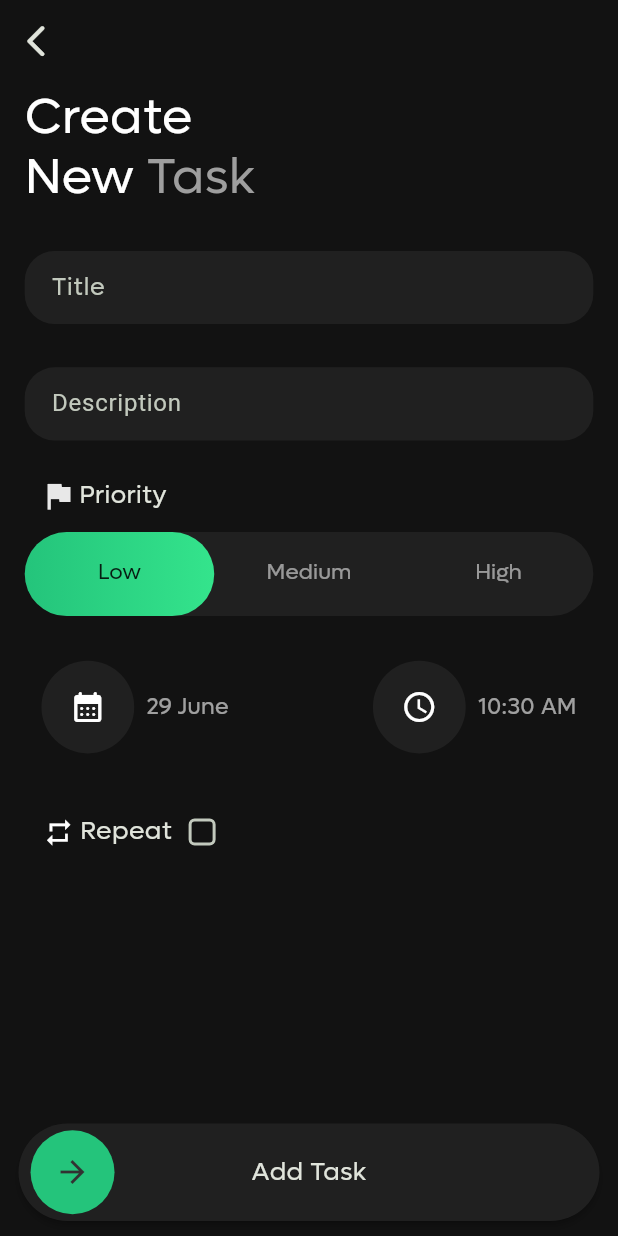
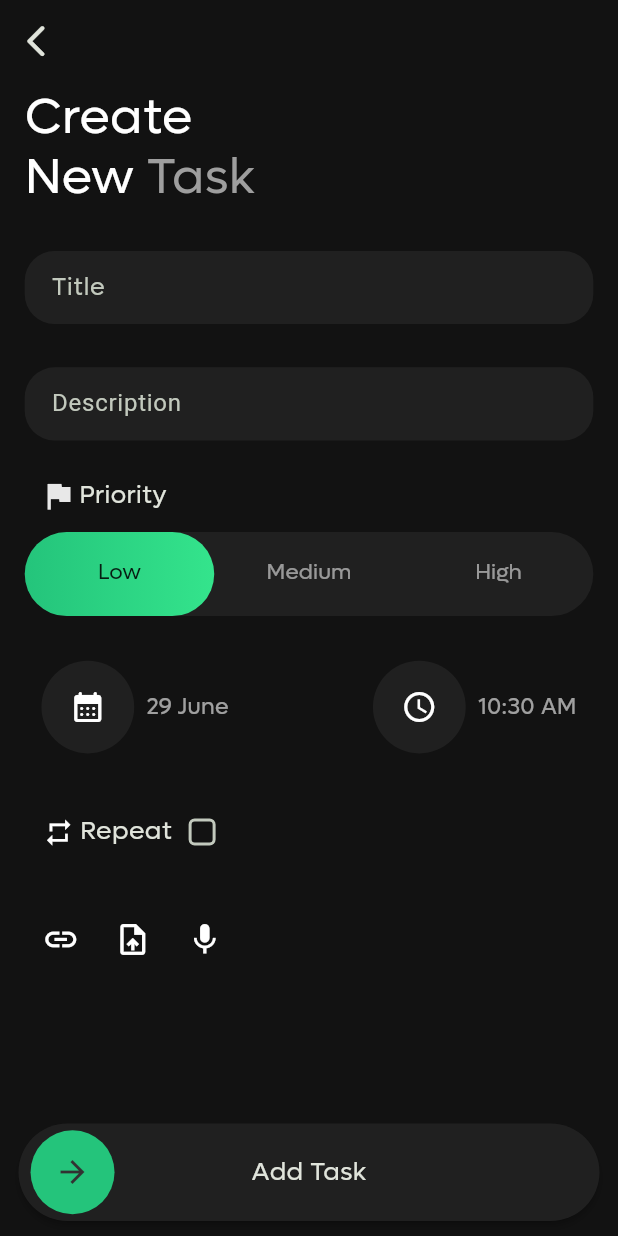
Before and after one commit to ZaynMeledath/turningpoint_tms, a Flutter app: the AssignTaskScreen screen opened directly, on a phone screen of 412 x 824 dp. Run offline on Flutter 3.47's test engine with Material 3 defaults, Android fonts, the phone set to English and light mode, and no system bars; drawn by our look-alikes of slide_to_act; our stand-ins replace gap, get, google_fonts.

Commit message:
Animations added to weekly and monthly selection segments , attachment section added

```diff
--- a/lib/view/task_management/assign_task/assign_task_screen.dart
+++ b/lib/view/task_management/assign_task/assign_task_screen.dart
@@ -1,5 +1,3 @@
-import 'dart:developer';
-
 import 'package:flutter/material.dart';
 import 'package:gap/gap.dart';
 import 'package:get/get.dart';
@@ -18,6 +16,7 @@ part 'segments/date_and_time_segment.dart';
 part 'segments/repeat_frequency_section.dart';
 part 'segments/weekly_frequency_segment.dart';
 part 'segments/monthly_frequency_segment.dart';
+part 'segments/attatchment_segment.dart';
 part 'segments/swipe_to_add.dart';
 
 class AssignTaskScreen extends StatefulWidget {
@@ -108,7 +107,9 @@ class _AssignTaskScreenState extends State<AssignTaskScreen>
                 repeatFrequencySection(
                   tasksController: tasksController,
                 ),
-                Gap(screenHeight * .03),
+                Gap(screenHeight * .005),
+                attatchmentSegment(),
+                Gap(screenHeight * .02),
               ],
             ),
           ),
--- /dev/null
+++ b/lib/view/task_management/assign_task/segments/attatchment_segment.dart
@@ -0,0 +1,32 @@
+part of '../assign_task_screen.dart';
+
+Widget attatchmentSegment() {
+  return Row(
+    children: [
+      IconButton(
+        onPressed: () {},
+        icon: Icon(
+          Icons.link,
+          color: Colors.white,
+          size: screenWidth * .06,
+        ),
+      ),
+      IconButton(
+        onPressed: () {},
+        icon: Icon(
+          Icons.upload_file,
+          color: Colors.white,
+          size: screenWidth * .06,
+        ),
+      ),
+      IconButton(
+        onPressed: () {},
+        icon: Icon(
+          Icons.mic,
+          color: Colors.white,
+          size: screenWidth * .06,
+        ),
+      ),
+    ],
+  );
+}
```
Also changed, not shown: lib/controller/tasks_controller.dart (+31 -0 lines), lib/view/task_management/assign_task/segments/monthly_frequency_segment.dart (+18 -6 lines), lib/view/task_management/assign_task/segments/repeat_frequency_section.dart (+3 -13 lines), lib/view/task_management/assign_task/segments/weekly_frequency_segment.dart (+12 -1 lines).
